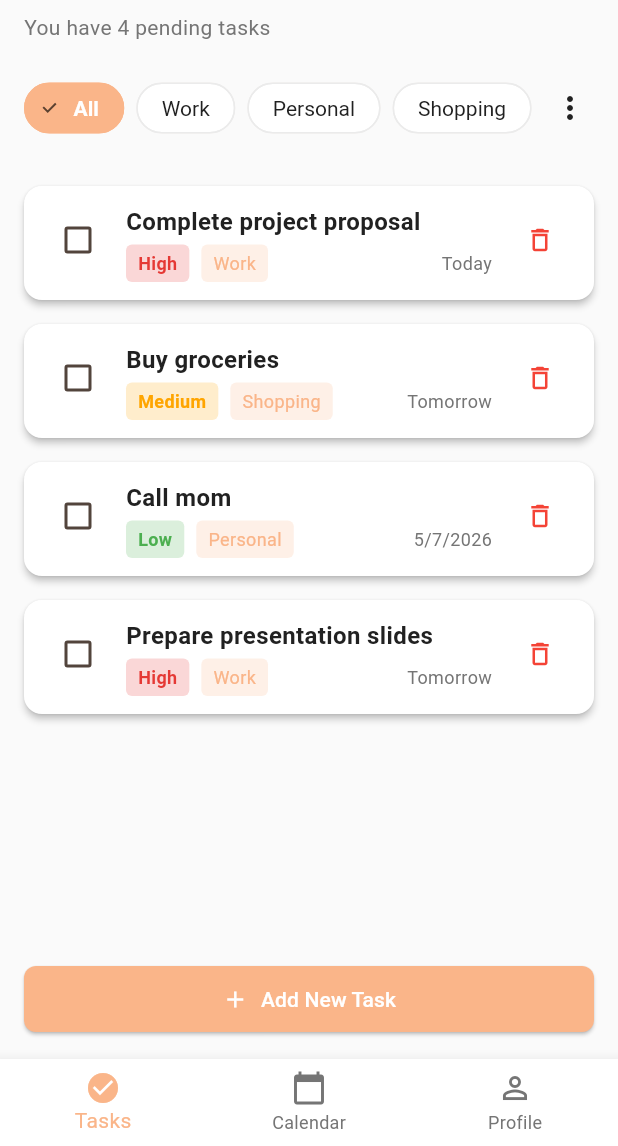
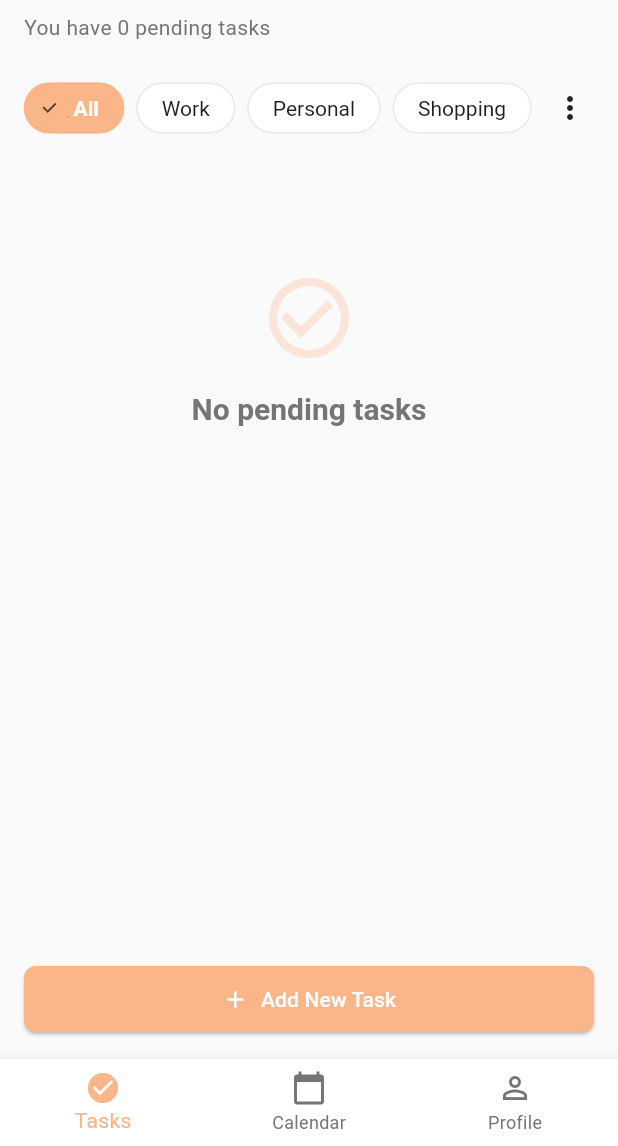
Before and after one commit to mhmwael/Todo, a Flutter app: the screen it shows after launch, on a phone screen of 412 x 824 dp, the part 90-1236 px from its top. Run offline on Flutter 3.47's test engine with Material 3 defaults, Android fonts, the phone set to English and light mode, and no system bars; our stand-ins replace confetti, image_picker, shared_preferences, sqflite; accounts and stored records are empty.

Commit message:
Implement task persistence, completion celebration, and task limits
- Added `TaskDatabaseService` for local task storage using `sqflite`.
- Integrated `confetti` package for a celebration effect when tasks are completed.
- Refactored `TasksPage` to show completed tasks at the end of the list.
- Implemented a 20-task limit for completed tasks with automatic deletion of older ones.
- Ensured all UI components remain theme-aware and consistent.

Co-authored-by: mhmwael <192822958+mhmwael@users.noreply.github.com>

```diff
--- a/lib/controllers/task_controller.dart
+++ b/lib/controllers/task_controller.dart
@@ -1,171 +1,91 @@
 import 'package:flutter/foundation.dart';
 import '../models/task.dart';
 import '../models/task_priority.dart';
+import '../core/database/task_database_service.dart';
 
-class TaskController
-    extends
-        ChangeNotifier {
-  final List<
-    Task
-  >
-  _allTasks = [
-    Task(
-      id: '1',
-      title: 'Complete project proposal',
-      description: 'Write and submit the Q2 project proposal',
-      dueDate: DateTime.now(),
-      priority: TaskPriority.high,
-      isCompleted: false,
-      category: 'Work',
-    ),
-    Task(
-      id: '2',
-      title: 'Buy groceries',
-      description: 'Milk, eggs, bread, vegetables',
-      dueDate: DateTime.now().add(
-        const Duration(
-          days: 1,
-        ),
-      ),
-      priority: TaskPriority.medium,
-      isCompleted: false,
-      category: 'Shopping',
-    ),
-    Task(
-      id: '3',
-      title: 'Call mom',
-      dueDate: DateTime.now().add(
-        const Duration(
-          days: 2,
-        ),
-      ),
-      priority: TaskPriority.low,
-      isCompleted: false,
-      category: 'Personal',
-    ),
-    Task(
-      id: '4',
-      title: 'Prepare presentation slides',
-      dueDate: DateTime.now().add(
-        const Duration(
-          days: 1,
-        ),
-      ),
-      priority: TaskPriority.high,
-      isCompleted: false,
-      category: 'Work',
-    ),
-  ];
+class TaskController extends ChangeNotifier {
+  final TaskDatabaseService _dbService = TaskDatabaseService();
+  List<Task> _allTasks = [];
+  String _selectedCategory = 'All';
 
-  String
-  _selectedCategory = 'All';
+  TaskController() {
+    _loadTasks();
+  }
 
-  String
-  get selectedCategory => _selectedCategory;
-  List<
-    Task
-  >
-  get allTasks => _allTasks;
+  String get selectedCategory => _selectedCategory;
+  List<Task> get allTasks => _allTasks;
 
-  List<
-    Task
-  >
-  get pendingTasks {
-    List<
-      Task
-    >
-    filtered = _allTasks
-        .where(
-          (
-            task,
-          ) => !task.isCompleted,
-        )
-        .toList();
+  Future<void> _loadTasks() async {
+    _allTasks = await _dbService.getAllTasks();
+    notifyListeners();
+  }
 
-    if (_selectedCategory !=
-        'All') {
-      filtered = filtered
-          .where(
-            (
-              task,
-            ) =>
-                task.category ==
-                _selectedCategory,
-          )
-          .toList();
+  List<Task> get pendingTasks {
+    List<Task> filtered = _allTasks.where((task) => !task.isCompleted).toList();
+    if (_selectedCategory != 'All') {
+      filtered = filtered.where((task) => task.category == _selectedCategory).toList();
     }
-
     return filtered;
   }
 
-  void
-  setCategory(
-    String category,
-  ) {
+  List<Task> get completedTasks {
+    List<Task> filtered = _allTasks.where((task) => task.isCompleted).toList();
+    if (_selectedCategory != 'All') {
+      filtered = filtered.where((task) => task.category == _selectedCategory).toList();
+    }
+    // Sort by due date or completion time if available, but for now just reverse to show latest first
+    filtered.sort((a, b) => b.dueDate.compareTo(a.dueDate));
+    return filtered.take(20).toList();
+  }
+
+  void setCategory(String category) {
     _selectedCategory = category;
     notifyListeners();
   }
 
-  void
-  toggleTaskCompletion(
-    String taskId,
-    bool isCompleted,
-  ) {
-    final taskIndex = _allTasks.indexWhere(
-      (
-        task,
-      ) =>
-          task.id ==
-          taskId,
-    );
-    if (taskIndex !=
-        -1) {
-      _allTasks[taskIndex] = _allTasks[taskIndex].copyWith(
-        isCompleted: isCompleted,
-      );
+  Future<void> toggleTaskCompletion(String taskId, bool isCompleted) async {
+    final taskIndex = _allTasks.indexWhere((task) => task.id == taskId);
+    if (taskIndex != -1) {
+      final updatedTask = _allTasks[taskIndex].copyWith(isCompleted: isCompleted);
+      _allTasks[taskIndex] = updatedTask;
+      await _dbService.updateTask(updatedTask);
+
+      if (isCompleted) {
+        await _enforceCompletedTasksLimit();
+      }
+
       notifyListeners();
     }
   }
 
-  void
-  deleteTask(
-    String taskId,
-  ) {
-    _allTasks.removeWhere(
-      (
-        task,
-      ) =>
-          task.id ==
-          taskId,
-    );
+  Future<void> _enforceCompletedTasksLimit() async {
+    final completed = _allTasks.where((t) => t.isCompleted).toList();
+    if (completed.length > 20) {
+      completed.sort((a, b) => a.dueDate.compareTo(b.dueDate)); // Oldest first
+      final toDeleteCount = completed.length - 20;
+      for (int i = 0; i < toDeleteCount; i++) {
+        await deleteTask(completed[i].id);
+      }
+    }
+  }
+
+  Future<void> deleteTask(String taskId) async {
+    _allTasks.removeWhere((task) => task.id == taskId);
+    await _dbService.deleteTask(taskId);
     notifyListeners();
   }
 
-  void
-  addTask(
-    Task task,
-  ) {
-    _allTasks.add(
-      task,
-    );
+  Future<void> addTask(Task task) async {
+    _allTasks.add(task);
+    await _dbService.addTask(task);
     notifyListeners();
   }
 
-  void
-  updateTask(
-    String taskId,
-    Task updatedTask,
-  ) {
-    final taskIndex = _allTasks.indexWhere(
-      (
-        task,
-      ) =>
-          task.id ==
-          taskId,
-    );
-    if (taskIndex !=
-        -1) {
+  Future<void> updateTask(String taskId, Task updatedTask) async {
+    final taskIndex = _allTasks.indexWhere((task) => task.id == taskId);
+    if (taskIndex != -1) {
       _allTasks[taskIndex] = updatedTask;
+      await _dbService.updateTask(updatedTask);
       notifyListeners();
     }
   }
--- a/lib/views/tasks/tasks_page.dart
+++ b/lib/views/tasks/tasks_page.dart
@@ -1,5 +1,6 @@
 import 'package:flutter/material.dart';
 import 'package:provider/provider.dart';
+import 'package:confetti/confetti.dart';
 import '../../core/theme/app_colors.dart';
 import '../../core/theme/app_strings.dart';
 import '../../controllers/task_controller.dart';
@@ -7,156 +8,179 @@ import 'widgets/task_card.dart';
 import 'widgets/task_filter_chips.dart';
 import 'widgets/add_task_dialog.dart';
 
-class TasksPage
-    extends
-        StatelessWidget {
-  const TasksPage({
-    super.key,
-  });
+class TasksPage extends StatefulWidget {
+  const TasksPage({super.key});
 
   @override
-  Widget
-  build(
-    BuildContext context,
-  ) {
-    return Consumer<
-      TaskController
-    >(
-      builder:
-          (
-            context,
-            taskController,
-            _,
-          ) {
-            return Column(
+  State<TasksPage> createState() => _TasksPageState();
+}
+
+class _TasksPageState extends State<TasksPage> {
+  late ConfettiController _confettiController;
+
+  @override
+  void initState() {
+    super.initState();
+    _confettiController =
+        ConfettiController(duration: const Duration(seconds: 1));
+  }
+
+  @override
+  void dispose() {
+    _confettiController.dispose();
+    super.dispose();
+  }
+
+  @override
+  Widget build(BuildContext context) {
+    return Consumer<TaskController>(
+      builder: (context, taskController, _) {
+        final pendingTasks = taskController.pendingTasks;
+        final completedTasks = taskController.completedTasks;
+
+        return Stack(
+          alignment: Alignment.topCenter,
+          children: [
+            Column(
               crossAxisAlignment: CrossAxisAlignment.start,
               children: [
                 SizedBox(
-                  height:
-                      MediaQuery.of(
-                        context,
-                      ).padding.top +
-                      8,
+                  height: MediaQuery.of(context).padding.top + 8,
                 ),
                 // Header
                 Padding(
-                  padding: const EdgeInsets.all(
-                    16.0,
-                  ),
+                  padding: const EdgeInsets.all(16.0),
                   child: Column(
                     crossAxisAlignment: CrossAxisAlignment.start,
                     children: [
                       Text(
                         AppStrings.tasks,
-                        style: Theme.of(
-                          context,
-                        ).textTheme.displayLarge,
+                        style: Theme.of(context).textTheme.displayLarge,
                       ),
-                      const SizedBox(
-                        height: 8,
-                      ),
+                      const SizedBox(height: 8),
                       Text(
-                        'You have ${taskController.pendingTasks.length} pending ${taskController.pendingTasks.length == 1 ? 'task' : 'tasks'}',
-                        style: Theme.of(
-                          context,
-                        ).textTheme.bodyMedium,
+                        'You have ${pendingTasks.length} pending ${pendingTasks.length == 1 ? 'task' : 'tasks'}',
+                        style: Theme.of(context).textTheme.bodyMedium,
                       ),
                     ],
                   ),
                 ),
 
                 TaskFilterChips(
-                  onCategoryChanged:
-                      (
-                        category,
-                      ) {
-                        taskController.setCategory(
-                          category,
-                        );
+                  onCategoryChanged: (category) {
+                    taskController.setCategory(category);
                   },
                 ),
 
-                const SizedBox(
-                  height: 16,
-                ),
+                const SizedBox(height: 16),
 
                 Expanded(
-                  child: taskController.pendingTasks.isEmpty
-                      ? Center(
+                  child: ListView(
+                    padding: const EdgeInsets.only(bottom: 80),
+                    children: [
+                      if (pendingTasks.isEmpty && completedTasks.isEmpty)
+                        Center(
                           child: Column(
                             mainAxisAlignment: MainAxisAlignment.center,
                             children: [
+                              const SizedBox(height: 64),
                               Icon(
                                 Icons.check_circle_outline,
                                 size: 64,
-                                color: AppColors.primary.withOpacity(
-                                  0.3,
+                                color: AppColors.primary.withOpacity(0.3),
                               ),
-                              ),
-                              const SizedBox(
-                                height: 16,
-                              ),
+                              const SizedBox(height: 16),
                               Text(
                                 AppStrings.noPendingTasks,
-                                style:
-                                    Theme.of(
-                                      context,
-                                    ).textTheme.titleLarge?.copyWith(
+                                style: Theme.of(context)
+                                    .textTheme
+                                    .titleLarge
+                                    ?.copyWith(
                                       color: AppColors.textSecondary,
                                     ),
                               ),
                             ],
                           ),
                         )
-                      : ListView.builder(
-                          itemCount: taskController.pendingTasks.length,
-                          itemBuilder:
-                              (
-                                context,
-                                index,
-                              ) {
-                                final task = taskController.pendingTasks[index];
-                                return TaskCard(
+                      else ...[
+                        ...pendingTasks.map((task) => TaskCard(
                               task: task,
-                                  onDelete: () => taskController.deleteTask(
+                              onDelete: () => taskController.deleteTask(task.id),
+                              onToggleComplete: (isCompleted) {
+                                taskController.toggleTaskCompletion(
                                   task.id,
+                                  isCompleted,
+                                );
+                                if (isCompleted) {
+                                  _confettiController.play();
+                                }
+                              },
+                            )),
+                        if (completedTasks.isNotEmpty) ...[
+                          const Padding(
+                            padding: EdgeInsets.symmetric(
+                                horizontal: 16, vertical: 16),
+                            child: Divider(),
                           ),
-                                  onToggleComplete:
-                                      (
-                                        isCompleted,
-                                      ) => taskController.toggleTaskCompletion(
+                          const Padding(
+                            padding: EdgeInsets.symmetric(horizontal: 16),
+                            child: Text(
+                              'Completed Tasks',
+                              style: TextStyle(
+                                fontSize: 18,
+                                fontWeight: FontWeight.bold,
+                              ),
+                            ),
+                          ),
+                          const SizedBox(height: 8),
+                          ...completedTasks.map((task) => Opacity(
+                                opacity: 0.6,
+                                child: TaskCard(
+                                  task: task,
+                                  onDelete: () =>
+                                      taskController.deleteTask(task.id),
+                                  onToggleComplete: (isCompleted) =>
+                                      taskController.toggleTaskCompletion(
                                     task.id,
                                     isCompleted,
                                   ),
-                                );
-                              },
+                                ),
+                              )),
+                        ],
+                      ],
+                    ],
                   ),
                 ),
+              ],
+            ),
 
-                Padding(
-                  padding: const EdgeInsets.all(
-                    16.0,
-                  ),
-                  child: SizedBox(
-                    width: double.infinity,
+            // Add Task Button (Floating at the bottom)
+            Positioned(
+              bottom: 16,
+              left: 16,
+              right: 16,
               child: ElevatedButton.icon(
                 onPressed: () {
                   showDialog(
                     context: context,
-                          builder:
-                              (
-                                context,
-                              ) => const AddTaskDialog(),
+                    builder: (context) => const AddTaskDialog(),
                   );
                 },
-                      icon: const Icon(
-                        Icons.add,
-                      ),
-                      label: const Text(
-                        AppStrings.addNewTask,
+                icon: const Icon(Icons.add),
+                label: const Text(AppStrings.addNewTask),
               ),
             ),
-                  ),
+
+            ConfettiWidget(
+              confettiController: _confettiController,
+              blastDirectionality: BlastDirectionality.explosive,
+              shouldLoop: false,
+              colors: const [
+                AppColors.primary,
+                AppColors.accent,
+                Colors.green,
+                Colors.yellow,
+              ],
             ),
           ],
         );
--- a/pubspec.yaml
+++ b/pubspec.yaml
@@ -41,6 +41,7 @@ dependencies:
   path: ^1.9.0
   shared_preferences: ^2.2.2
   image_picker: ^1.0.4
+  confetti: ^0.7.0
 
 dev_dependencies:
   flutter_test:
```
Also changed, not shown: lib/core/database/task_database_service.dart (added, +99 -0 lines), pubspec.lock. Lines whose indentation alone changed are shown as unchanged.
